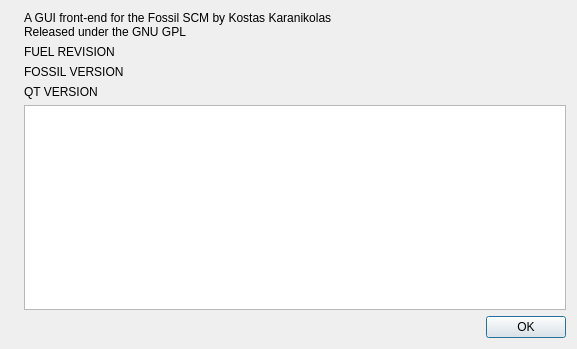
The window that ui/AboutDialog.ui (AnotherFoxGuy/diesel-scm) describes before a commit, drawn with Qt 5.
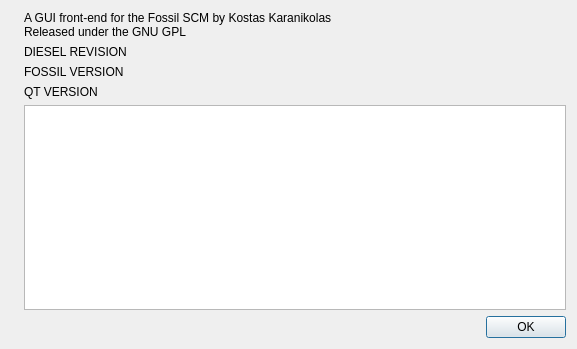
The same window after the commit. Icons and pictures are not drawn.

Commit message: :wrench: Rebrand this fork to Diesel

Diff of the .ui file:
```diff
--- a/ui/AboutDialog.ui
+++ b/ui/AboutDialog.ui
@@ -93,7 +93,7 @@
    <item row="1" column="1">
     <widget class="QLabel" name="lblFuelRevision">
      <property name="text">
-      <string notr="true">FUEL REVISION</string>
+      <string notr="true">DIESEL REVISION</string>
      </property>
     </widget>
    </item>
```
Left out of the diff: 4 changed lines with no effect on the pictures. The commit also changes 38 other files.
